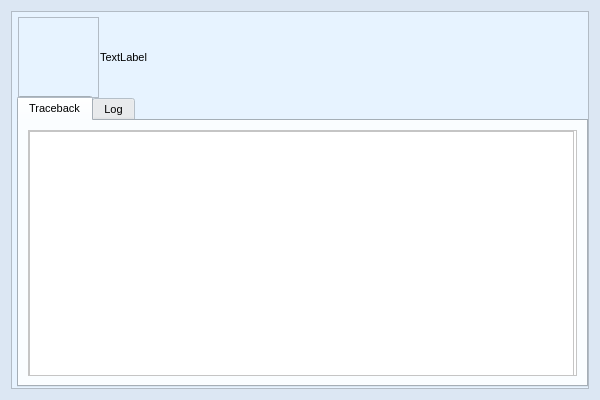
Qt form source/ui/views/forms/error_form.ui (seemir/stressa) before a commit.
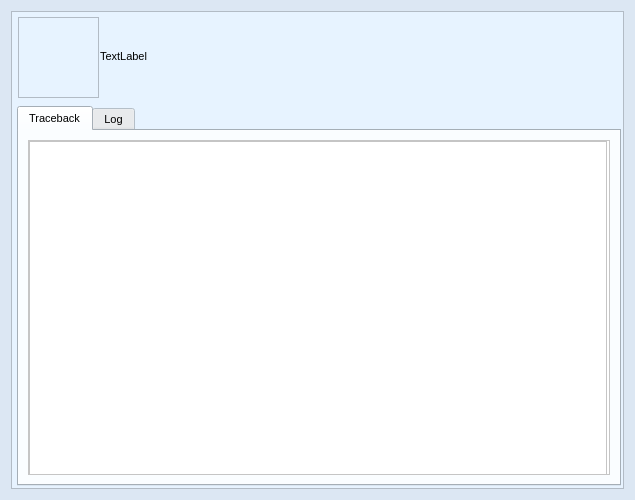
The same form after that commit. Icons and pictures are not drawn.

Commit message:
Splash screen and error handling for `NoConnectionError`
- Added exception `NoConnectionError` for handling exceptions thrown due to no internet access.
- Introduced `SplashView`, i.e. splash screen for when the program gets started. Contains the MIT license.

```diff
--- a/source/ui/views/forms/error_form.ui
+++ b/source/ui/views/forms/error_form.ui
@@ -6,8 +6,8 @@
    <rect>
     <x>0</x>
     <y>0</y>
-    <width>600</width>
-    <height>400</height>
+    <width>635</width>
+    <height>500</height>
    </rect>
   </property>
   <property name="sizePolicy">
@@ -18,14 +18,14 @@
   </property>
   <property name="minimumSize">
    <size>
-    <width>600</width>
-    <height>400</height>
+    <width>635</width>
+    <height>500</height>
    </size>
   </property>
   <property name="maximumSize">
    <size>
-    <width>600</width>
-    <height>400</height>
+    <width>635</width>
+    <height>500</height>
    </size>
   </property>
   <property name="palette">
@@ -890,9 +890,9 @@
       <property name="geometry">
        <rect>
         <x>6</x>
-        <y>85</y>
-        <width>571</width>
-        <height>291</height>
+        <y>95</y>
+        <width>604</width>
+        <height>380</height>
        </rect>
       </property>
       <property name="font">
@@ -1349,8 +1349,8 @@
             <rect>
              <x>0</x>
              <y>0</y>
-             <width>545</width>
-             <height>245</height>
+             <width>578</width>
+             <height>334</height>
             </rect>
            </property>
            <widget class="QPlainTextEdit" name="plain_text_edit_traceback">
@@ -1358,8 +1358,8 @@
              <rect>
               <x>0</x>
               <y>0</y>
-              <width>545</width>
-              <height>245</height>
+              <width>578</width>
+              <height>334</height>
              </rect>
             </property>
             <property name="font">
@@ -1842,9 +1842,9 @@
       <property name="geometry">
        <rect>
         <x>80</x>
-        <y>6</y>
-        <width>491</width>
-        <height>80</height>
+        <y>0</y>
+        <width>521</width>
+        <height>91</height>
        </rect>
       </property>
       <property name="font">
@@ -2298,7 +2298,7 @@
           <set>Qt::AlignLeading|Qt::AlignLeft|Qt::AlignVCenter</set>
          </property>
          <property name="wordWrap">
-          <bool>false</bool>
+          <bool>true</bool>
          </property>
         </widget>
        </item>
```
Left out of the diff: 8 changed lines with no effect on the pictures. The commit also changes 17 other files.
